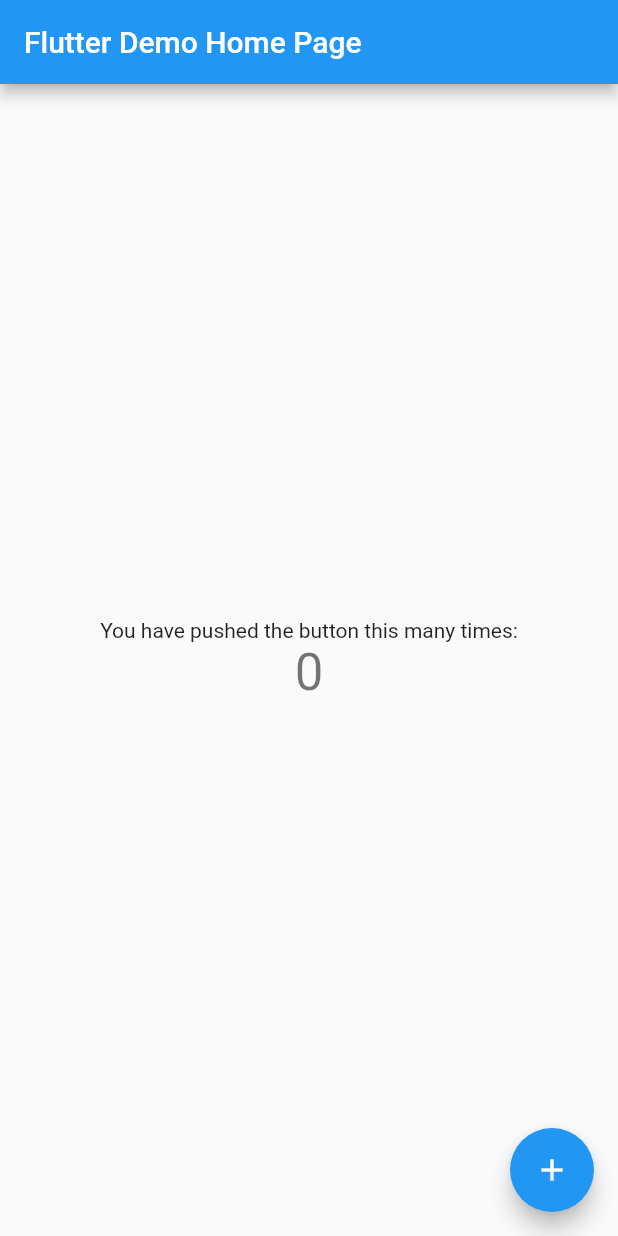
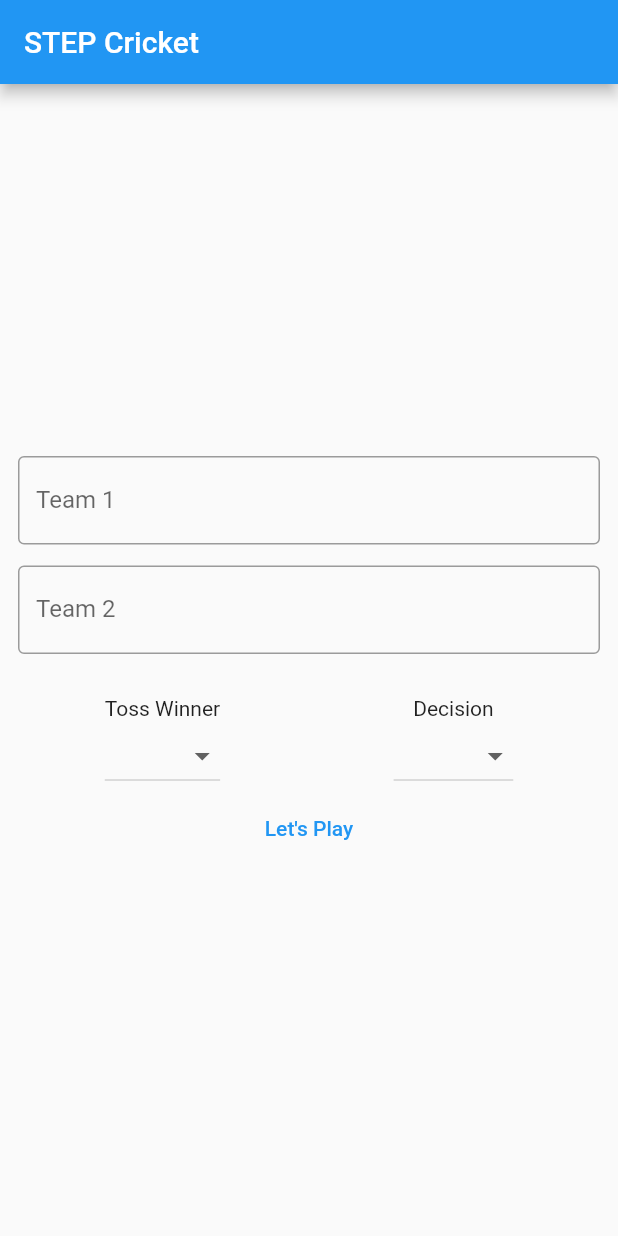
Before and after one commit to dheeraj-p/step-cricket-scorer, a Flutter app: the screen it shows after launch, on a phone screen of 412 x 824 dp. Run offline on Flutter 3.47's test engine with Material 2 defaults, Android fonts, the phone set to English and light mode, and no system bars.

Commit message:
Create dummy start match screen

```diff
--- a/lib/core/constants.dart
+++ b/lib/core/constants.dart
@@ -1 +1,3 @@
 enum TossDecision { batting, fielding }
+
+enum EventType { matchStart, toss, inningsStarted, overStarted, delivery, overEnded, inningsEnded }
--- /dev/null
+++ b/lib/core/events/match_event.dart
@@ -0,0 +1,13 @@
+import 'package:cricket_scorer/core/constants.dart';
+import 'package:cricket_scorer/core/match_summary.dart';
+
+class MatchEvent {
+  final EventType type;
+  final dynamic data;
+
+  void apply(MatchSummary currentState) {
+    throw UnimplementedError();
+  }
+
+  const MatchEvent(this.type, this.data);
+}
--- /dev/null
+++ b/lib/core/match_summary.dart
@@ -0,0 +1,35 @@
+import 'package:cricket_scorer/core/constants.dart';
+import 'package:cricket_scorer/core/models/toss_data.dart';
+
+class MatchSummary {
+  late Team teamA;
+  late Team teamB;
+  late TossData _tossData;
+
+  setTeams(String teamAName, String teamBName) {
+    teamA = Team(teamAName);
+    teamB = Team(teamBName);
+  }
+
+  addTossDetails(String winner, TossDecision decision) {
+    _tossData = TossData(winner, decision);
+  }
+
+  TossData get tossData => _tossData;
+
+  @override
+  String toString() {
+    String result = 'First Team: ${teamA.name} \n';
+    result += 'Second Team: ${teamB.name} \n';
+    result += 'Toss Won By: ${tossData.winner} ';
+    result += 'opted to : ${tossData.decision} First \n';
+
+    return result;
+  }
+}
+
+class Team {
+  final String name;
+
+  const Team(this.name);
+}
--- /dev/null
+++ b/lib/core/models/toss_data.dart
@@ -0,0 +1,8 @@
+import 'package:cricket_scorer/core/constants.dart';
+
+class TossData {
+  final String winner;
+  final TossDecision decision;
+
+  const TossData(this.winner, this.decision);
+}
--- a/lib/main.dart
+++ b/lib/main.dart
@@ -1,3 +1,5 @@
+import 'package:cricket_scorer/core/events/match_event.dart';
+import 'package:cricket_scorer/core/match_summary.dart';
 import 'package:flutter/material.dart';
 
 void main() {
@@ -11,13 +13,27 @@
   @override
   Widget build(BuildContext context) {
     return MaterialApp(
-      title: 'Flutter Demo',
+      title: 'STEP Cricket',
       theme: ThemeData(
         primarySwatch: Colors.blue,
       ),
-      home: const MyHomePage(title: 'Flutter Demo Home Page'),
+      initialRoute: "/",
+      routes: {
+        "/": (context) => const MyHomePage(title: 'STEP Cricket'),
+        "/play-match": (context) => const PlayMatchPage(),
+      },
     );
   }
+}
+
+class PlayMatchPage extends StatelessWidget {
+  const PlayMatchPage({super.key});
+
+  @override
+  Widget build(BuildContext context) {
+    return Text("Match screen");
+  }
+
 }
 
 class MyHomePage extends StatefulWidget {
@@ -29,12 +45,11 @@
 }
 
 class _MyHomePageState extends State<MyHomePage> {
-  int _counter = 0;
+  final MatchSummary summary = MatchSummary();
+  final List<MatchEvent> events = [];
 
-  void _incrementCounter() {
-    setState(() {
-      _counter++;
-    });
+  void _letsPlay() {
+    Navigator.pushNamed(context, '/play-match');
   }
 
   @override
@@ -43,25 +58,66 @@
       appBar: AppBar(
         title: Text(widget.title),
       ),
-      body: Center(
-        child: Column(
-          mainAxisAlignment: MainAxisAlignment.center,
-          children: <Widget>[
-            const Text(
-              'You have pushed the button this many times:',
+      body: Container(
+        padding: const EdgeInsets.all(12.0),
+        child: Column(mainAxisAlignment: MainAxisAlignment.center, children: [
+          const TextField(
+            decoration: InputDecoration(
+              border: OutlineInputBorder(),
+              labelText: "Team 1",
             ),
-            Text(
-              '$_counter',
-              style: Theme.of(context).textTheme.headlineMedium,
+          ),
+          const SizedBox(height: 14),
+          const TextField(
+            decoration: InputDecoration(
+              border: OutlineInputBorder(),
+              labelText: "Team 2",
             ),
-          ],
-        ),
-      ),
-      floatingActionButton: FloatingActionButton(
-        onPressed: _incrementCounter,
-        tooltip: 'Increment',
-        child: const Icon(Icons.add),
+          ),
+          const SizedBox(height: 28),
+          TossSection(),
+          TextButton(onPressed: _letsPlay, child: const Text("Let's Play"))
+        ]),
       ),
     );
   }
 }
+
+class TossSection extends StatelessWidget {
+  const TossSection({super.key});
+
+  @override
+  Widget build(BuildContext context) {
+    return Row(
+      mainAxisAlignment: MainAxisAlignment.spaceAround,
+      children: [
+        Column(
+          crossAxisAlignment: CrossAxisAlignment.center,
+          children: [
+            Text("Toss Winner"),
+            DropdownButton(
+              items: [
+                DropdownMenuItem<String>(value: "Team 1", child: Text("Team 1")),
+                DropdownMenuItem<String>(value: "Team 2", child: Text("Team 2")),
+              ],
+              onChanged: (x) => {},
+            ),
+          ],
+        ),
+        Column(
+          crossAxisAlignment: CrossAxisAlignment.center,
+          children: [
+            Text("Decision"),
+            DropdownButton(
+              items: [
+                DropdownMenuItem<String>(value: "Batting", child: Text("Batting")),
+                DropdownMenuItem<String>(value: "Fielding", child: Text("Fielding")),
+              ],
+              onChanged: (x) => {},
+            ),
+          ],
+        ),
+      ],
+    );
+  }
+}
```
Also changed, not shown: lib/core/events/match_start.dart (added, +21 -0 lines), lib/core/events/toss.dart (added, +21 -0 lines), lib/core/scorer.dart (+15 -47 lines).
